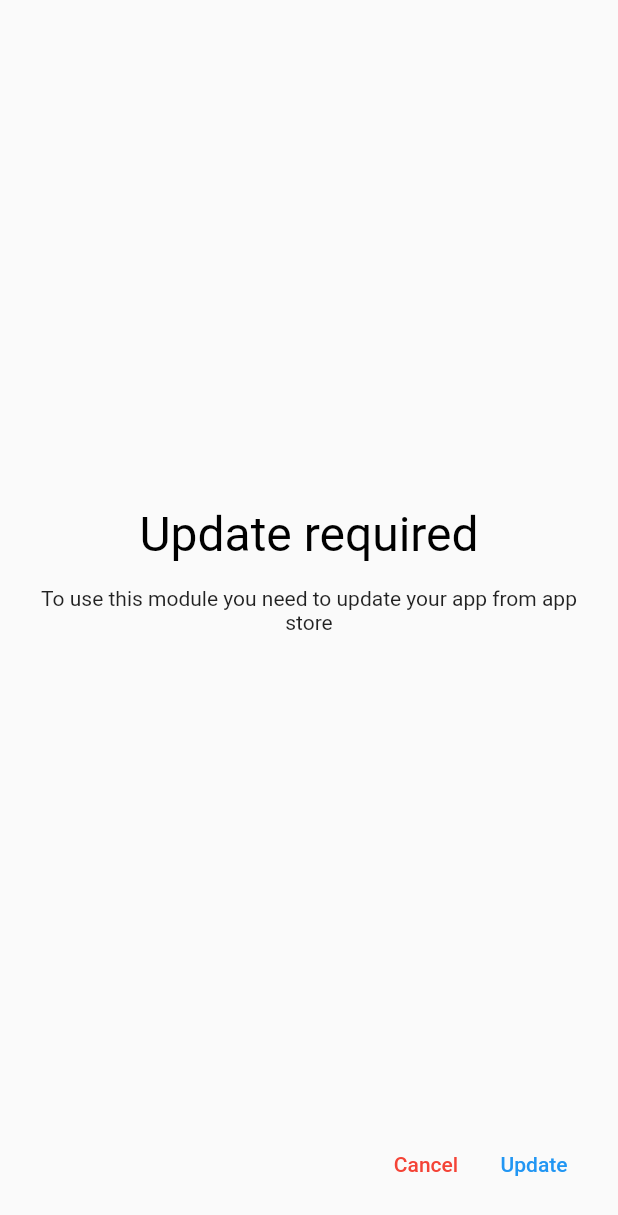
After one commit to RafatMeraz/go_router_impl, a Flutter app: the VersionUpdateRequiredScreen screen opened directly, on a phone screen of 412 x 824 dp. The commit adds this screen. Shown: the top 1215 px of the screen. Run offline on Flutter 3.47's test engine with Material 2 defaults, Android fonts, the phone set to English and light mode, and no system bars; our stand-ins replace cloud_firestore, firebase_core, firebase_messaging, go_router, package_info_plus; accounts and stored records are empty.

Commit message:
[DONE] module route guard has been added

```diff
--- a/lib/main.dart
+++ b/lib/main.dart
@@ -1,8 +1,11 @@
 import 'package:flutter/cupertino.dart';
 import 'package:go_router_impl/app.dart';
 import 'package:go_router_impl/utils/firebase_service.dart';
+import 'package:go_router_impl/utils/version_manager/data_source/firebase_version_config_data_source.dart';
+import 'package:go_router_impl/utils/version_manager/version_manager.dart';
 
 void main() async {
   await FirebaseService.initFirebase();
+  await VersionManager.initVersionManager(FirebaseVersionConfigDataSource());
   runApp(MyApp());
 }
--- a/lib/screens/carts/carts.dart
+++ b/lib/screens/carts/carts.dart
@@ -1,5 +1,5 @@
 import 'package:flutter/material.dart';
-import 'package:go_router/go_router.dart';
+import 'package:go_router_impl/utils/version_manager/module_enums.dart';
 
 import '../../utils/routes.dart';
 
@@ -23,7 +23,9 @@ class Carts extends StatelessWidget {
           itemBuilder: (BuildContext context, int index) {
             return ListTile(
               onTap: () {
-                context.pushNamed(Routes.productDetails,
+                Routes.pushNamed(
+                    routeName: Routes.productDetails,
+                    moduleName: Module.products,
                     params: {'name': products[index]});
               },
               title: Text(products[index]),
--- a/lib/screens/home/home.dart
+++ b/lib/screens/home/home.dart
@@ -1,9 +1,9 @@
 import 'package:flutter/material.dart';
-import 'package:go_router/go_router.dart';
 import 'package:go_router_impl/app.dart';
 import 'package:go_router_impl/utils/firebase_messaging_service.dart';
 import 'package:go_router_impl/utils/firebase_service.dart';
 import 'package:go_router_impl/utils/routes.dart';
+import 'package:go_router_impl/utils/version_manager/module_enums.dart';
 
 class Home extends StatefulWidget {
   const Home({Key? key}) : super(key: key);
@@ -46,22 +46,26 @@ class _HomeState extends State<Home> {
           children: [
             ElevatedButton(
                 onPressed: () {
-                  context.goNamed(Routes.products);
+                  Routes.goNamed(
+                      routeName: Routes.products, moduleName: Module.products);
                 },
                 child: const Text('Products')),
             ElevatedButton(
                 onPressed: () {
-                  context.goNamed(Routes.carts);
+                  Routes.goNamed(
+                      routeName: Routes.carts, moduleName: Module.carts);
                 },
                 child: const Text('Carts')),
             ElevatedButton(
                 onPressed: () {
-                  context.goNamed(Routes.profile);
+                  Routes.goNamed(
+                      routeName: Routes.profile, moduleName: Module.profile);
                 },
                 child: const Text('Profile')),
             ElevatedButton(
                 onPressed: () {
-                  context.goNamed(Routes.personalInfo);
+                  Routes.goNamed(
+                      routeName: Routes.personalInfo, moduleName: Module.profile);
                 },
                 child: const Text('Personal Info')),
           ],
--- /dev/null
+++ b/lib/screens/version_update_required_screen.dart
@@ -0,0 +1,62 @@
+import 'package:flutter/material.dart';
+
+class VersionUpdateRequiredScreen extends StatefulWidget {
+  static bool isVisible = false;
+  VersionUpdateRequiredScreen({Key? key}) : super(key: key);
+
+  @override
+  State<VersionUpdateRequiredScreen> createState() => _VersionUpdateRequiredScreenState();
+}
+
+class _VersionUpdateRequiredScreenState extends State<VersionUpdateRequiredScreen> {
+
+  @override
+  void initState() {
+    super.initState();
+    VersionUpdateRequiredScreen.isVisible = true;
+  }
+
+  @override
+  Widget build(BuildContext context) {
+    return Scaffold(
+      body: Padding(
+        padding: const EdgeInsets.all(16.0),
+        child: Column(
+          crossAxisAlignment: CrossAxisAlignment.center,
+          mainAxisAlignment: MainAxisAlignment.center,
+          children: [
+            const Spacer(),
+            const Text(
+              'Update required',
+              style: TextStyle(fontSize: 32, color: Colors.black),
+            ),
+            const SizedBox(height: 16),
+            const Text(
+                'To use this module you need to update your app from app store',
+                textAlign: TextAlign.center),
+            const Spacer(),
+            ButtonBar(
+              children: [
+                TextButton(
+                    onPressed: () {
+                      Navigator.pop(context);
+                    },
+                    child: const Text(
+                      'Cancel',
+                      style: TextStyle(color: Colors.red),
+                    )),
+                TextButton(onPressed: () {}, child: const Text('Update')),
+              ],
+            )
+          ],
+        ),
+      ),
+    );
+  }
+
+  @override
+  void dispose() {
+    VersionUpdateRequiredScreen.isVisible = false;
+    super.dispose();
+  }
+}
--- a/lib/utils/firebase_messaging_service.dart
+++ b/lib/utils/firebase_messaging_service.dart
@@ -2,8 +2,8 @@ import 'dart:convert';
 
 import 'package:firebase_messaging/firebase_messaging.dart';
 import 'package:flutter/cupertino.dart';
-import 'package:go_router/go_router.dart';
-import 'package:go_router_impl/app.dart';
+import 'package:go_router_impl/utils/routes.dart';
+import 'package:go_router_impl/utils/version_manager/module_enums.dart';
 
 abstract class FirebaseMessagingService {
   static final FirebaseMessaging _firebaseMessaging =
@@ -49,9 +49,9 @@ abstract class FirebaseMessagingService {
       {String? navigatorType}) {
     WidgetsFlutterBinding.ensureInitialized();
     if ((navigatorType ?? 'go') == 'go') {
-      MyApp.globalGoNavigator!.goNamed(screenName, params: params);
+      Routes.goNamed(moduleName: Module.notFound, routeName: screenName, params: params);
     } else {
-      MyApp.globalGoNavigator!.pushNamed(screenName, params: params);
+      Routes.goNamed(moduleName: Module.notFound, routeName: screenName, params: params);
     }
   }
 }
--- a/lib/utils/routes.dart
+++ b/lib/utils/routes.dart
@@ -1,5 +1,6 @@
 import 'package:flutter/material.dart';
 import 'package:go_router/go_router.dart';
+import 'package:go_router_impl/app.dart';
 import 'package:go_router_impl/screens/carts/carts.dart';
 import 'package:go_router_impl/screens/login.dart';
 import 'package:go_router_impl/screens/products/product_details.dart';
@@ -7,8 +8,11 @@ import 'package:go_router_impl/screens/products/products.dart';
 import 'package:go_router_impl/screens/home/home.dart';
 import 'package:go_router_impl/screens/profile/personal_info.dart';
 import 'package:go_router_impl/screens/profile/profile.dart';
+import 'package:go_router_impl/utils/version_manager/module_enums.dart';
+import 'package:go_router_impl/utils/version_manager/version_manager.dart';
 
 import '../screens/profile/professional_info.dart';
+import '../screens/update_required_dialog.dart';
 
 abstract class Routes {
   static const String login = 'login';
@@ -79,17 +83,34 @@ abstract class Routes {
 
   /// carts module routes
   static final GoRoute cartsRoutes = GoRoute(
-      path: 'carts',
-      name: carts,
-      builder: (BuildContext context, GoRouterState state) {
-        return Carts();
-      },
-      routes: const [
-        // GoRoute(
-        //     path: productDetails,
-        //     builder: (BuildContext context, GoRouterState state) {
-        //       final String name = state.params['name'] ?? '';
-        //       return ProductDetails(productName: name);
-        //     })
-      ]);
+    path: 'carts',
+    name: carts,
+    builder: (BuildContext context, GoRouterState state) {
+      return Carts();
+    },
+  );
+
+  static void pushNamed(
+      {required Module moduleName,
+      required String routeName,
+      Map<String, String>? params}) {
+    if (VersionManager.minVersionSatisfied(moduleName)) {
+      GoRouter.of(MyApp.globalGoNavigator!)
+          .pushNamed(routeName, params: params ?? {});
+    } else {
+      showUpdateRequiredDialog(MyApp.globalGoNavigator!);
+    }
+  }
+
+  static void goNamed(
+      {required Module moduleName,
+      required String routeName,
+      Map<String, String>? params}) {
+    if (VersionManager.minVersionSatisfied(moduleName)) {
+      GoRouter.of(MyApp.globalGoNavigator!)
+          .goNamed(routeName, params: params ?? {});
+    } else {
+      showUpdateRequiredDialog(MyApp.globalGoNavigator!);
+    }
+  }
 }
--- /dev/null
+++ b/lib/utils/version_manager/data_source/version_config_data_source.dart
@@ -0,0 +1,5 @@
+import '../version_config.dart';
+
+abstract class VersionConfigDataSource {
+  Future<List<VersionConfig>> getVersionConfig();
+}
--- /dev/null
+++ b/lib/utils/version_manager/module_enums.dart
@@ -0,0 +1,10 @@
+enum Module {
+  login,
+  home,
+  products,
+  profile,
+  attendance,
+  attendance_reminder,
+  carts,
+  notFound
+}
--- /dev/null
+++ b/lib/utils/version_manager/version_config.dart
@@ -0,0 +1,11 @@
+import 'package:go_router_impl/utils/version_manager/module_enums.dart';
+
+class VersionConfig {
+  final Module module;
+  final String androidMinimumVersion, iOSMinimumVersion;
+
+  VersionConfig(
+      {required this.module,
+      required this.androidMinimumVersion,
+      required this.iOSMinimumVersion});
+}
--- /dev/null
+++ b/lib/utils/version_manager/version_manager.dart
@@ -0,0 +1,42 @@
+import 'dart:io';
+
+import 'package:go_router_impl/utils/version_manager/app_info_utils.dart';
+import 'package:go_router_impl/utils/version_manager/data_source/version_config_data_source.dart';
+import 'package:go_router_impl/utils/version_manager/module_enums.dart';
+import 'package:go_router_impl/utils/version_manager/version_config.dart';
+
+class VersionManager {
+  static late VersionConfigDataSource _versionConfigDataSource;
+  static late String _currentAppVersion;
+  static late List<VersionConfig> _listOfVersionConfig;
+
+  VersionManager._();
+
+  static Future<void> initVersionManager(
+      VersionConfigDataSource versionConfigDataSource) async {
+    await _getAppCurrentVersion();
+    _versionConfigDataSource = versionConfigDataSource;
+    _listOfVersionConfig = await _versionConfigDataSource.getVersionConfig();
+  }
+
+  static Future _getAppCurrentVersion() async {
+    _currentAppVersion = await AppInfoUtils.getCurrentAppVersion();
+  }
+
+  static bool minVersionSatisfied(Module module) {
+    for (VersionConfig versionConfig in _listOfVersionConfig) {
+      if (versionConfig.module == module) {
+        if (Platform.isAndroid) {
+          return AppInfoUtils.getExtendedVersionNumber(
+                  versionConfig.androidMinimumVersion) <=
+              AppInfoUtils.getExtendedVersionNumber(_currentAppVersion);
+        } else {
+          return AppInfoUtils.getExtendedVersionNumber(
+                  versionConfig.iOSMinimumVersion) <=
+              AppInfoUtils.getExtendedVersionNumber(_currentAppVersion);
+        }
+      }
+    }
+    return true;
+  }
+}
--- a/pubspec.yaml
+++ b/pubspec.yaml
@@ -20,7 +20,10 @@ dependencies:
   firebase_core: ^2.1.0
   firebase_messaging: ^14.0.2
   firebase_analytics: ^10.0.2
-  cloud_firestore: ^4.1.0
+  cloud_firestore: ^4.2.0
+
+  # app
+  package_info_plus: ^3.0.2
 
 
 dev_dependencies:
```
Also changed, not shown: lib/screens/update_required_dialog.dart (added, +27 -0 lines), lib/utils/firestore_utils.dart (+19 -7 lines), lib/utils/version_management_service.dart (deleted, +0 -41 lines), lib/utils/version_manager/app_info_utils.dart (added, +14 -0 lines), lib/utils/version_manager/data_source/firebase_version_config_data_source.dart (added, +27 -0 lines), pubspec.lock (deleted), 4 other files.
